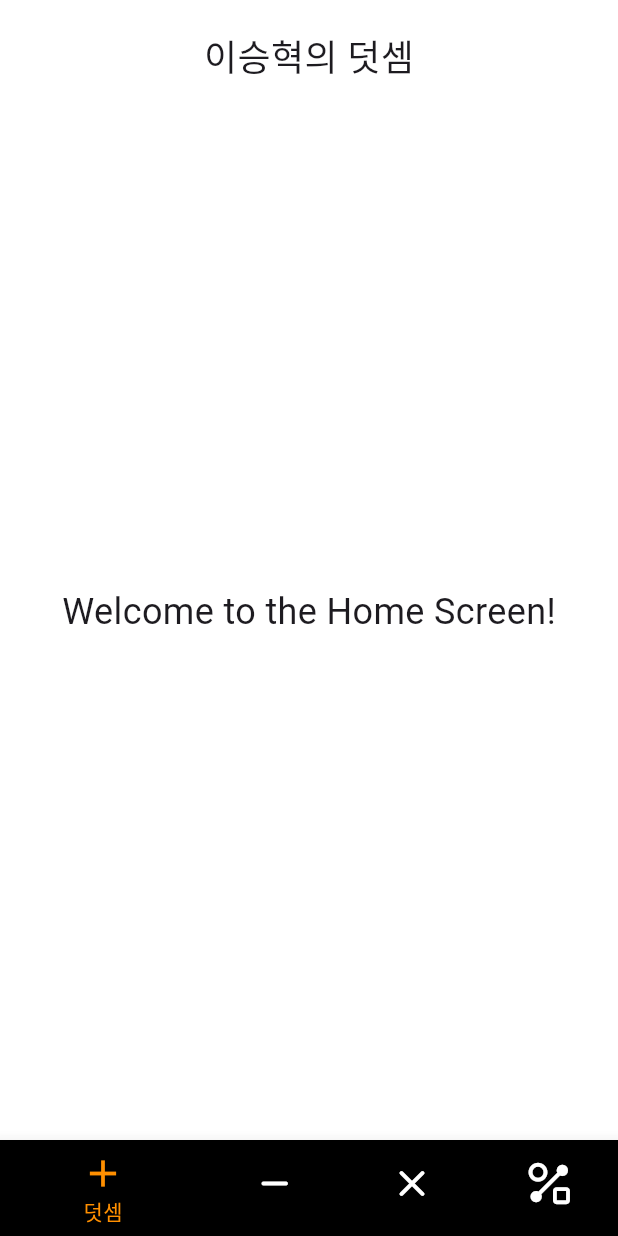
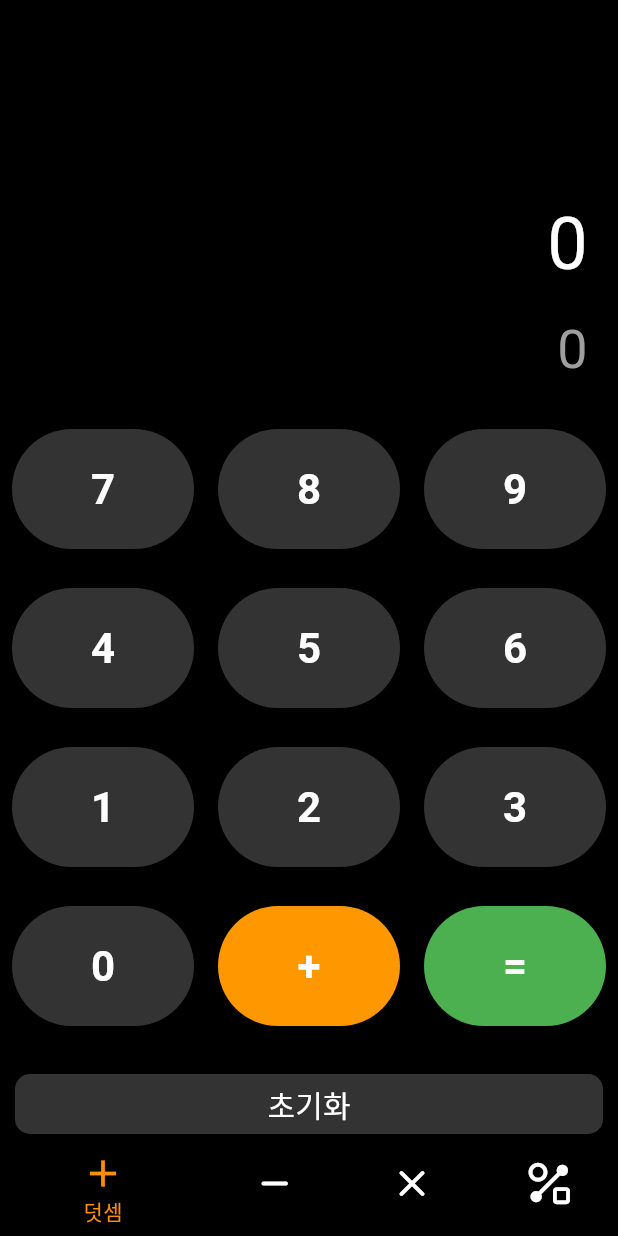
Before and after one commit to FlutterCalculat/Flutter, a Flutter app: the screen it shows after launch, on a phone screen of 412 x 824 dp. Run offline on Flutter 3.47's test engine with Material 3 defaults, Android fonts, the phone set to English and light mode, and no system bars.

Commit message:
:sparkles: addition view

```diff
--- a/lib/addition/screen/addition_screen.dart
+++ b/lib/addition/screen/addition_screen.dart
@@ -1,19 +1,160 @@
-// lib/screen/home_screen.dart
-import 'package:adder/view/custom_app_bar.dart';
 import 'package:flutter/material.dart';
+import 'package:adder/addition/component/addition_button.dart';
+import 'dart:math';
 
+class AdditionScreen extends StatefulWidget {
+  @override
+  _AdditionScreenState createState() => _AdditionScreenState();
+}
 
-class AdditionScreen extends StatelessWidget {
+class _AdditionScreenState extends State<AdditionScreen> {
+  String input = ''; // 화면에 표시될 식
+  String result = '0'; // 최종 결과
+
+  void handleButtonPress(String value) {
+    setState(() {
+      if (value == '=') {
+        // 수식 평가
+        result = _evaluateExpression(input);
+      } else {
+        // 수식 업데이트
+        input += value;
+      }
+    });
+  }
+
+  void resetCalculator() {
+    setState(() {
+      input = '';
+      result = '0';
+    });
+  }
+
+  String _evaluateExpression(String expression) {
+    try {
+      // 공백 제거
+      expression = expression.replaceAll(' ', '');
+      // '+'로 나누어 숫자만 합산
+      List<String> numbers = expression.split('+');
+      double total = 0;
+      for (var number in numbers) {
+        total += double.tryParse(number) ?? 0;
+      }
+      // 결과를 정수로 표시할지 실수로 표시할지 결정
+      return total % 1 == 0 ? total.toInt().toString() : total.toString();
+    } catch (e) {
+      return '오류'; // 수식이 잘못된 경우
+    }
+  }
+
   @override
   Widget build(BuildContext context) {
     return Scaffold(
-      backgroundColor: Colors.white,
-      appBar: CustomAppBar(name: "이승혁", type: "덧셈"),
-      body: Center(
-        child: Text(
-          'Welcome to the Home Screen!',
-          style: TextStyle(fontSize: 24),
-        ),
+      backgroundColor: Colors.black,
+      body: Column(
+        mainAxisAlignment: MainAxisAlignment.end,
+        children: [
+          // 결과 및 입력 표시 영역
+          Expanded(
+            flex: 2,
+            child: Container(
+              alignment: Alignment.bottomRight,
+              padding: EdgeInsets.all(20),
+              child: Column(
+                mainAxisAlignment: MainAxisAlignment.end,
+                crossAxisAlignment: CrossAxisAlignment.end,
+                children: [
+                  Text(
+                    input.isEmpty ? '0' : input,
+                    style: TextStyle(fontSize: 48, color: Colors.white),
+                    textAlign: TextAlign.right,
+                  ),
+                  SizedBox(height: 10),
+                  Text(
+                    result,
+                    style: TextStyle(fontSize: 36, color: Colors.grey),
+                    textAlign: TextAlign.right,
+                  ),
+                ],
+              ),
+            ),
+          ),
+
+          // 버튼 영역
+          Column(
+            children: [
+              Row(
+                mainAxisAlignment: MainAxisAlignment.spaceEvenly,
+                children: [
+                  AdditionButton(text: '7', onPressed: handleButtonPress),
+                  AdditionButton(text: '8', onPressed: handleButtonPress),
+                  AdditionButton(text: '9', onPressed: handleButtonPress),
+                ],
+              ),
+              SizedBox(height: 10),
+              Row(
+                mainAxisAlignment: MainAxisAlignment.spaceEvenly,
+                children: [
+                  AdditionButton(text: '4', onPressed: handleButtonPress),
+                  AdditionButton(text: '5', onPressed: handleButtonPress),
+                  AdditionButton(text: '6', onPressed: handleButtonPress),
+                ],
+              ),
+              SizedBox(height: 10),
+              Row(
+                mainAxisAlignment: MainAxisAlignment.spaceEvenly,
+                children: [
+                  AdditionButton(text: '1', onPressed: handleButtonPress),
+                  AdditionButton(text: '2', onPressed: handleButtonPress),
+                  AdditionButton(text: '3', onPressed: handleButtonPress),
+                ],
+              ),
+              SizedBox(height: 10),
+              Row(
+                mainAxisAlignment: MainAxisAlignment.spaceEvenly,
+                children: [
+                  AdditionButton(text: '0', onPressed: handleButtonPress),
+                  AdditionButton(
+                    text: '+',
+                    color: Colors.orange,
+                    textColor: Colors.white,
+                    onPressed: handleButtonPress,
+                  ),
+                  AdditionButton(
+                    text: '=',
+                    color: Colors.green,
+                    textColor: Colors.white,
+                    onPressed: handleButtonPress,
+                  ),
+                ],
+              ),
+              SizedBox(height: 20),
+              // 초기화 버튼
+              Padding(
+                padding: EdgeInsets.symmetric(horizontal: 10),
+                child: Row(
+                  children: [
+                    Expanded(
+                      child: ElevatedButton(
+                        onPressed: resetCalculator,
+                        style: ElevatedButton.styleFrom(
+                          backgroundColor: Color(0xFF333333),
+                          shape: RoundedRectangleBorder(
+                            borderRadius: BorderRadius.circular(10),
+                          ),
+                        ),
+                        child: Text(
+                          '초기화',
+                          style: TextStyle(fontSize: 20, color: Colors.white),
+                        ),
+                      ),
+                    ),
+                  ],
+                ),
+              ),
+            ],
+          ),
+        ],
       ),
     );
   }
```
